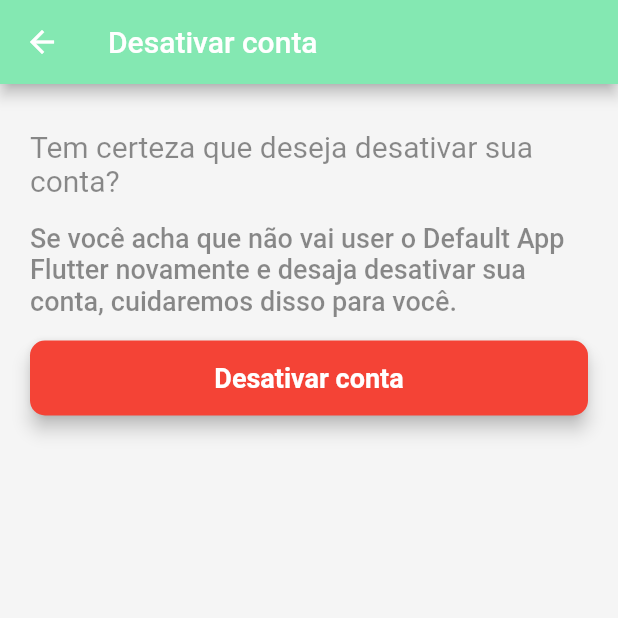
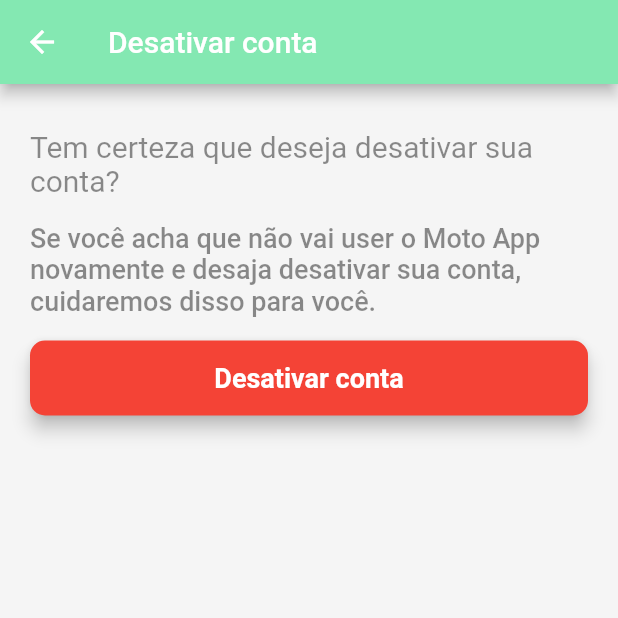
Before and after one commit to cassiomeira12/moto, a Flutter app: the DisableAccountPage screen opened directly, on a phone screen of 412 x 824 dp, the top half of it. Run offline on Flutter 3.47's test engine with Material 2 defaults, Android fonts, the phone set to English and light mode, and no system bars; our stand-ins replace cloud_firestore, firebase_auth, firebase_storage, flutter_masked_text, google_sign_in, image_picker and 3 more; accounts and stored records are empty; statements that could not run were skipped.

```diff
--- a/lib/strings.dart
+++ b/lib/strings.dart
@@ -1,4 +1,4 @@
-const APP_NAME = "Default App Flutter";
+const APP_NAME = "Moto App";
 
 const HOME = "Mapa";
 const NOTIFICATIONS = "Promoções";
```
Also changed, not shown: 3 other files.
